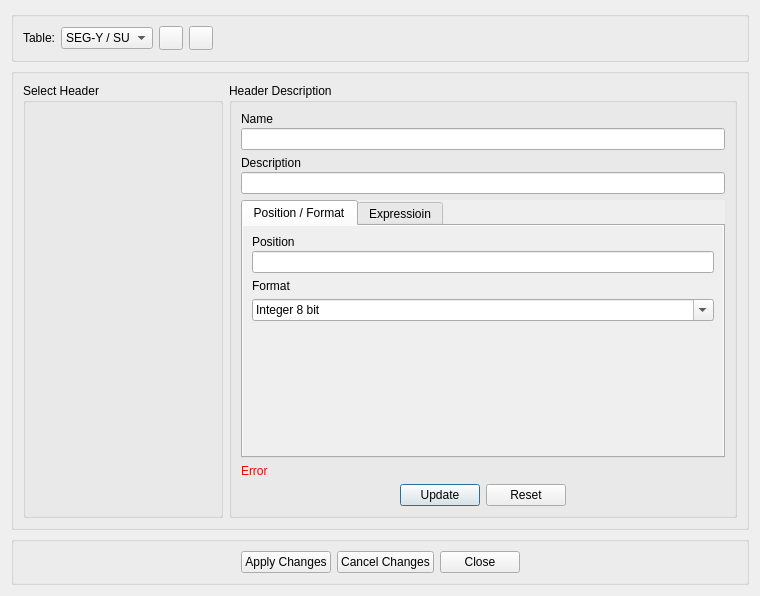
First picture: the form in SeiSeeMp/edithdrdialog.ui, repository wangweiwei104/SeiSee, before the edit.
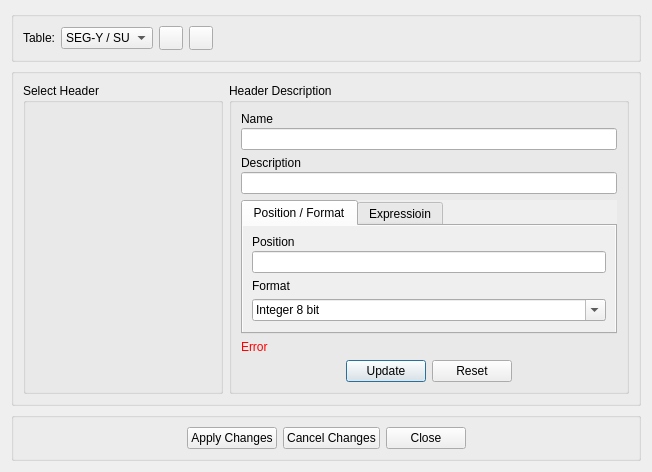
Second picture: the form after the edit. Icons and pictures are not drawn.

```diff
--- a/SeiSeeMp/edithdrdialog.ui
+++ b/SeiSeeMp/edithdrdialog.ui
@@ -2,6 +2,14 @@
 <ui version="4.0">
  <class>EditHdrDialog</class>
  <widget class="QDialog" name="EditHdrDialog">
+  <property name="geometry">
+   <rect>
+    <x>0</x>
+    <y>0</y>
+    <width>645</width>
+    <height>440</height>
+   </rect>
+  </property>
   <property name="windowTitle">
    <string>Header Editor</string>
   </property>
```
Left out of the diff: 28 changed lines with no effect on the pictures.
